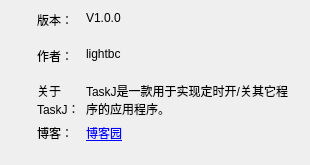
Above: src/main/python/About.ui from lightbc/TaskJ before the change. Below: the same form after it.
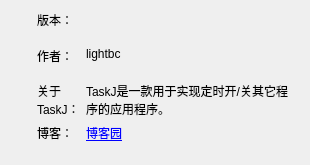
That is the form after the change. Icons and pictures are not drawn.

Commit message: 修复打包单个exe文件后，资源图片不显示的问题。

Diff of the .ui file:
```diff
--- a/src/main/python/About.ui
+++ b/src/main/python/About.ui
@@ -114,7 +114,7 @@
        <item row="0" column="1">
         <widget class="QLabel" name="version">
          <property name="text">
-          <string>V1.0.0</string>
+          <string/>
          </property>
          <property name="alignment">
           <set>Qt::AlignLeading|Qt::AlignLeft|Qt::AlignTop</set>
```
The commit also changes 2 other files.
